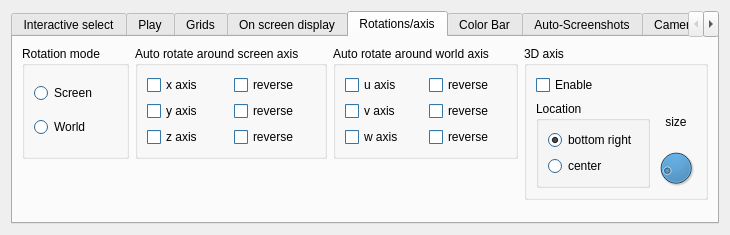
The window that src/formoptions.ui (jcldc/glnemo2) describes before a commit, drawn with Qt 5.
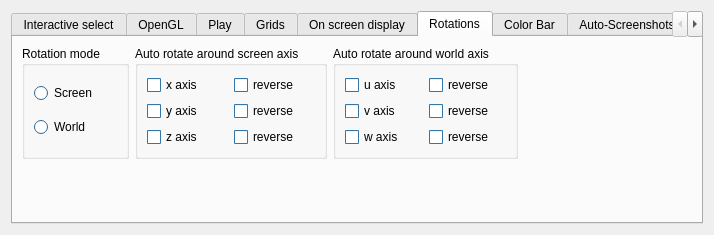
The same window after the commit. The open tabs and pages were chosen to show the change. Icons and pictures are not drawn.

```diff
--- a/src/formoptions.ui
+++ b/src/formoptions.ui
@@ -22,7 +22,7 @@
    </iconset>
   </property>
   <layout class="QGridLayout" name="gridLayout_33">
-   <item row="0" column="0">
+   <item row="1" column="0">
     <widget class="QTabWidget" name="options_dialog">
      <property name="currentIndex">
       <number>4</number>
@@ -1450,6 +1450,139 @@
        </item>
       </layout>
      </widget>
+     <widget class="QWidget" name="tab_5">
+      <attribute name="title">
+       <string>OpenGL</string>
+      </attribute>
+      <layout class="QGridLayout" name="gridLayout_36">
+       <item row="0" column="0">
+        <widget class="QGroupBox" name="groupBox_23">
+         <property name="title">
+          <string>Projection mode</string>
+         </property>
+         <layout class="QGridLayout" name="gridLayout_35">
+          <item row="0" column="0">
+           <widget class="QRadioButton" name="radio_persp">
+            <property name="text">
+             <string>Perspective</string>
+            </property>
+           </widget>
+          </item>
+          <item row="1" column="0">
+           <widget class="QRadioButton" name="radio_ortho">
+            <property name="text">
+             <string>Orthographic</string>
+            </property>
+           </widget>
+          </item>
+         </layout>
+        </widget>
+       </item>
+       <item row="0" column="1" rowspan="2">
+        <widget class="QGroupBox" name="groupBox_15">
+         <property name="title">
+          <string>3D axis</string>
+         </property>
+         <layout class="QGridLayout" name="gridLayout_27">
+          <item row="0" column="0">
+           <widget class="QCheckBox" name="show_3daxis">
+            <property name="toolTip">
+             <string>enable 3D axis display</string>
+            </property>
+            <property name="text">
+             <string>Enable</string>
+            </property>
+           </widget>
+          </item>
+          <item row="1" column="0" rowspan="2">
+           <widget class="QGroupBox" name="groupBox_18">
+            <property name="title">
+             <string>Location</string>
+            </property>
+            <layout class="QGridLayout" name="gridLayout_23">
+             <item row="0" column="0">
+              <widget class="QRadioButton" name="axis_bottom">
+               <property name="toolTip">
+                <string>display 3d axis at the bottom right of the 3d view</string>
+               </property>
+               <property name="text">
+                <string>bottom right</string>
+               </property>
+               <property name="checked">
+                <bool>true</bool>
+               </property>
+              </widget>
+             </item>
+             <item row="1" column="0">
+              <widget class="QRadioButton" name="axis_center">
+               <property name="toolTip">
+                <string>display 3d axis at the center of the 3d view</string>
+               </property>
+               <property name="text">
+                <string>center</string>
+               </property>
+              </widget>
+             </item>
+            </layout>
+           </widget>
+          </item>
+          <item row="1" column="1">
+           <widget class="QLabel" name="label_25">
+            <property name="text">
+             <string>size</string>
+            </property>
+            <property name="alignment">
+             <set>Qt::AlignCenter</set>
+            </property>
+           </widget>
+          </item>
+          <item row="2" column="1">
+           <widget class="QDial" name="axis_dial"/>
+          </item>
+         </layout>
+        </widget>
+       </item>
+       <item row="0" column="2">
+        <spacer name="horizontalSpacer_16">
+         <property name="orientation">
+          <enum>Qt::Horizontal</enum>
+         </property>
+         <property name="sizeHint" stdset="0">
+          <size>
+           <width>374</width>
+           <height>78</height>
+          </size>
+         </property>
+        </spacer>
+       </item>
+       <item row="1" column="0" rowspan="2">
+        <spacer name="verticalSpacer_25">
+         <property name="orientation">
+          <enum>Qt::Vertical</enum>
+         </property>
+         <property name="sizeHint" stdset="0">
+          <size>
+           <width>108</width>
+           <height>81</height>
+          </size>
+         </property>
+        </spacer>
+       </item>
+       <item row="2" column="1">
+        <spacer name="verticalSpacer_24">
+         <property name="orientation">
+          <enum>Qt::Vertical</enum>
+         </property>
+         <property name="sizeHint" stdset="0">
+          <size>
+           <width>161</width>
+           <height>6</height>
+          </size>
+         </property>
+        </spacer>
+       </item>
+      </layout>
+     </widget>
      <widget class="QWidget" name="tab_play">
       <attribute name="title">
        <string>Play</string>
@@ -3331,7 +3464,7 @@
      </widget>
      <widget class="QWidget" name="tab_4">
       <attribute name="title">
-       <string>Rotations/axis</string>
+       <string>Rotations</string>
       </attribute>
       <layout class="QGridLayout" name="gridLayout_29">
        <item row="0" column="0">
@@ -4746,517 +4879,7 @@
          </layout>
         </widget>
        </item>
-       <item row="0" column="3" rowspan="2">
-        <widget class="QGroupBox" name="groupBox_15">
-         <property name="palette">
-          <palette>
-           <active>
-            <colorrole role="WindowText">
-             <brush brushstyle="SolidPattern">
-              <color alpha="255">
-               <red>0</red>
-               <green>0</green>
-               <blue>0</blue>
-              </color>
-             </brush>
-            </colorrole>
-            <colorrole role="Button">
-             <brush brushstyle="SolidPattern">
-              <color alpha="255">
-               <red>69</red>
-               <green>150</green>
-               <blue>211</blue>
-              </color>
-             </brush>
-            </colorrole>
-            <colorrole role="Light">
-             <brush brushstyle="SolidPattern">
-              <color alpha="255">
-               <red>145</red>
-               <green>208</green>
-               <blue>255</blue>
-              </color>
-             </brush>
-            </colorrole>
-            <colorrole role="Midlight">
-             <brush brushstyle="SolidPattern">
-              <color alpha="255">
-               <red>107</red>
-               <green>179</green>
-               <blue>233</blue>
-              </color>
-             </brush>
-            </colorrole>
-            <colorrole role="Dark">
-             <brush brushstyle="SolidPattern">
-              <color alpha="255">
-               <red>34</red>
-               <green>75</green>
-               <blue>105</blue>
-              </color>
-             </brush>
-            </colorrole>
-            <colorrole role="Mid">
-             <brush brushstyle="SolidPattern">
-              <color alpha="255">
-               <red>46</red>
-               <green>100</green>
-               <blue>141</blue>
-              </color>
-             </brush>
-            </colorrole>
-            <colorrole role="Text">
-             <brush brushstyle="SolidPattern">
-              <color alpha="255">
-               <red>0</red>
-               <green>0</green>
-               <blue>0</blue>
-              </color>
-             </brush>
-            </colorrole>
-            <colorrole role="BrightText">
-             <brush brushstyle="SolidPattern">
-              <color alpha="255">
-               <red>255</red>
-               <green>255</green>
-               <blue>255</blue>
-              </color>
-             </brush>
-            </colorrole>
-            <colorrole role="ButtonText">
-             <brush brushstyle="SolidPattern">
-              <color alpha="255">
-               <red>0</red>
-               <green>0</green>
-               <blue>0</blue>
-              </color>
-             </brush>
-            </colorrole>
-            <colorrole role="Base">
-             <brush brushstyle="SolidPattern">
-              <color alpha="255">
-               <red>255</red>
-               <green>255</green>
-               <blue>255</blue>
-              </color>
-             </brush>
-            </colorrole>
-            <colorrole role="Window">
-             <brush brushstyle="SolidPattern">
-              <color alpha="255">
-               <red>69</red>
-               <green>150</green>
-               <blue>211</blue>
-              </color>
-             </brush>
-            </colorrole>
-            <colorrole role="Shadow">
-             <brush brushstyle="SolidPattern">
-              <color alpha="255">
-               <red>0</red>
-               <green>0</green>
-               <blue>0</blue>
-              </color>
-             </brush>
-            </colorrole>
-            <colorrole role="AlternateBase">
-             <brush brushstyle="SolidPattern">
-              <color alpha="255">
-               <red>162</red>
-               <green>202</green>
-               <blue>233</blue>
-              </color>
-             </brush>
-            </colorrole>
-            <colorrole role="ToolTipBase">
-             <brush brushstyle="SolidPattern">
-              <color alpha="255">
-               <red>255</red>
-               <green>255</green>
-               <blue>220</blue>
-              </color>
-             </brush>
-            </colorrole>
-            <colorrole role="ToolTipText">
-             <brush brushstyle="SolidPattern">
-              <color alpha="255">
-               <red>0</red>
-               <green>0</green>
-               <blue>0</blue>
-              </color>
-             </brush>
-            </colorrole>
-           </active>
-           <inactive>
-            <colorrole role="WindowText">
-             <brush brushstyle="SolidPattern">
-              <color alpha="255">
-               <red>0</red>
-               <green>0</green>
-               <blue>0</blue>
-              </color>
-             </brush>
-            </colorrole>
-            <colorrole role="Button">
-             <brush brushstyle="SolidPattern">
-              <color alpha="255">
-               <red>69</red>
-               <green>150</green>
-               <blue>211</blue>
-              </color>
-             </brush>
-            </colorrole>
-            <colorrole role="Light">
-             <brush brushstyle="SolidPattern">
-              <color alpha="255">
-               <red>145</red>
-               <green>208</green>
-               <blue>255</blue>
-              </color>
-             </brush>
-            </colorrole>
-            <colorrole role="Midlight">
-             <brush brushstyle="SolidPattern">
-              <color alpha="255">
-               <red>107</red>
-               <green>179</green>
-               <blue>233</blue>
-              </color>
-             </brush>
-            </colorrole>
-            <colorrole role="Dark">
-             <brush brushstyle="SolidPattern">
-              <color alpha="255">
-               <red>34</red>
-               <green>75</green>
-               <blue>105</blue>
-              </color>
-             </brush>
-            </colorrole>
-            <colorrole role="Mid">
-             <brush brushstyle="SolidPattern">
-              <color alpha="255">
-               <red>46</red>
-               <green>100</green>
-               <blue>141</blue>
-              </color>
-             </brush>
-            </colorrole>
-            <colorrole role="Text">
-             <brush brushstyle="SolidPattern">
-              <color alpha="255">
-               <red>0</red>
-               <green>0</green>
-               <blue>0</blue>
-              </color>
-             </brush>
-            </colorrole>
-            <colorrole role="BrightText">
-             <brush brushstyle="SolidPattern">
-              <color alpha="255">
-               <red>255</red>
-               <green>255</green>
-               <blue>255</blue>
-              </color>
-             </brush>
-            </colorrole>
-            <colorrole role="ButtonText">
-             <brush brushstyle="SolidPattern">
-              <color alpha="255">
-               <red>0</red>
-               <green>0</green>
-               <blue>0</blue>
-              </color>
-             </brush>
-            </colorrole>
-            <colorrole role="Base">
-             <brush brushstyle="SolidPattern">
-              <color alpha="255">
-               <red>255</red>
-               <green>255</green>
-               <blue>255</blue>
-              </color>
-             </brush>
-            </colorrole>
-            <colorrole role="Window">
-             <brush brushstyle="SolidPattern">
-              <color alpha="255">
-               <red>69</red>
-               <green>150</green>
-               <blue>211</blue>
-              </color>
-             </brush>
-            </colorrole>
-            <colorrole role="Shadow">
-             <brush brushstyle="SolidPattern">
-              <color alpha="255">
-               <red>0</red>
-               <green>0</green>
-               <blue>0</blue>
-              </color>
-             </brush>
-            </colorrole>
-            <colorrole role="AlternateBase">
-             <brush brushstyle="SolidPattern">
-              <color alpha="255">
-               <red>162</red>
-               <green>202</green>
-               <blue>233</blue>
-              </color>
-             </brush>
-            </colorrole>
-            <colorrole role="ToolTipBase">
-             <brush brushstyle="SolidPattern">
-              <color alpha="255">
-               <red>255</red>
-               <green>255</green>
-               <blue>220</blue>
-              </color>
-             </brush>
-            </colorrole>
-            <colorrole role="ToolTipText">
-             <brush brushstyle="SolidPattern">
-              <color alpha="255">
-               <red>0</red>
-               <green>0</green>
-               <blue>0</blue>
-              </color>
-             </brush>
-            </colorrole>
-           </inactive>
-           <disabled>
-            <colorrole role="WindowText">
-             <brush brushstyle="SolidPattern">
-              <color alpha="255">
-               <red>34</red>
-               <green>75</green>
-               <blue>105</blue>
-              </color>
-             </brush>
-            </colorrole>
-            <colorrole role="Button">
-             <brush brushstyle="SolidPattern">
-              <color alpha="255">
-               <red>69</red>
-               <green>150</green>
-               <blue>211</blue>
-              </color>
-             </brush>
-            </colorrole>
-            <colorrole role="Light">
-             <brush brushstyle="SolidPattern">
-              <color alpha="255">
-               <red>145</red>
-               <green>208</green>
-               <blue>255</blue>
-              </color>
-             </brush>
-            </colorrole>
-            <colorrole role="Midlight">
-             <brush brushstyle="SolidPattern">
-              <color alpha="255">
-               <red>107</red>
-               <green>179</green>
-               <blue>233</blue>
-              </color>
-             </brush>
-            </colorrole>
-            <colorrole role="Dark">
-             <brush brushstyle="SolidPattern">
-              <color alpha="255">
-               <red>34</red>
-               <green>75</green>
-               <blue>105</blue>
-              </color>
-             </brush>
-            </colorrole>
-            <colorrole role="Mid">
-             <brush brushstyle="SolidPattern">
-              <color alpha="255">
-               <red>46</red>
-               <green>100</green>
-               <blue>141</blue>
-              </color>
-             </brush>
-            </colorrole>
-            <colorrole role="Text">
-             <brush brushstyle="SolidPattern">
-              <color alpha="255">
-               <red>34</red>
-               <green>75</green>
-               <blue>105</blue>
-              </color>
-             </brush>
-            </colorrole>
-            <colorrole role="BrightText">
-             <brush brushstyle="SolidPattern">
-              <color alpha="255">
-               <red>255</red>
-               <green>255</green>
-               <blue>255</blue>
-              </color>
-             </brush>
-            </colorrole>
-            <colorrole role="ButtonText">
-             <brush brushstyle="SolidPattern">
-              <color alpha="255">
-               <red>34</red>
-               <green>75</green>
-               <blue>105</blue>
-              </color>
-             </brush>
-            </colorrole>
-            <colorrole role="Base">
-             <brush brushstyle="SolidPattern">
-              <color alpha="255">
-               <red>69</red>
-               <green>150</green>
-               <blue>211</blue>
-              </color>
-             </brush>
-            </colorrole>
-            <colorrole role="Window">
-             <brush brushstyle="SolidPattern">
-              <color alpha="255">
-               <red>69</red>
-               <green>150</green>
-               <blue>211</blue>
-              </color>
-             </brush>
-            </colorrole>
-            <colorrole role="Shadow">
-             <brush brushstyle="SolidPattern">
-              <color alpha="255">
-               <red>0</red>
-               <green>0</green>
-               <blue>0</blue>
-              </color>
-             </brush>
-            </colorrole>
-            <colorrole role="AlternateBase">
-             <brush brushstyle="SolidPattern">
-              <color alpha="255">
-               <red>69</red>
-               <green>150</green>
-               <blue>211</blue>
-              </color>
-             </brush>
-            </colorrole>
-            <colorrole role="ToolTipBase">
-             <brush brushstyle="SolidPattern">
-              <color alpha="255">
-               <red>255</red>
-               <green>255</green>
-               <blue>220</blue>
-              </color>
-             </brush>
-            </colorrole>
-            <colorrole role="ToolTipText">
-             <brush brushstyle="SolidPattern">
-              <color alpha="255">
-               <red>0</red>
-               <green>0</green>
-               <blue>0</blue>
-              </color>
-             </brush>
-            </colorrole>
-           </disabled>
-          </palette>
-         </property>
-         <property name="title">
-          <string>3D axis</string>
-         </property>
-         <layout class="QGridLayout" name="gridLayout_27">
-          <item row="0" column="0">
-           <widget class="QCheckBox" name="show_3daxis">
-            <property name="toolTip">
-             <string>enable 3D axis display</string>
-            </property>
-            <property name="text">
-             <string>Enable</string>
-            </property>
-           </widget>
-          </item>
-          <item row="1" column="0" rowspan="2">
-           <widget class="QGroupBox" name="groupBox_18">
-            <property name="title">
-             <string>Location</string>
-            </property>
-            <layout class="QGridLayout" name="gridLayout_23">
-             <item row="0" column="0">
-              <widget class="QRadioButton" name="axis_bottom">
-               <property name="toolTip">
-                <string>display 3d axis at the bottom right of the 3d view</string>
-               </property>
-               <property name="text">
-                <string>bottom right</string>
-               </property>
-               <property name="checked">
-                <bool>true</bool>
-               </property>
-              </widget>
-             </item>
-             <item row="1" column="0">
-              <widget class="QRadioButton" name="axis_center">
-               <property name="toolTip">
-                <string>display 3d axis at the center of the 3d view</string>
-               </property>
-               <property name="text">
-                <string>center</string>
-               </property>
-              </widget>
-             </item>
-            </layout>
-           </widget>
-          </item>
-          <item row="1" column="1">
-           <widget class="QLabel" name="label_25">
-            <property name="text">
-             <string>size</string>
-            </property>
-            <property name="alignment">
-             <set>Qt::AlignCenter</set>
-            </property>
-           </widget>
-          </item>
-          <item row="2" column="1">
-           <widget class="QDial" name="axis_dial">
-            <property name="sizePolicy">
-             <sizepolicy hsizetype="Fixed" vsizetype="Fixed">
-              <horstretch>0</horstretch>
-              <verstretch>0</verstretch>
-             </sizepolicy>
-            </property>
-            <property name="minimumSize">
-             <size>
-              <width>40</width>
-              <height>40</height>
-             </size>
-            </property>
-            <property name="maximumSize">
-             <size>
-              <width>40</width>
-              <height>40</height>
-             </size>
-            </property>
-            <property name="toolTip">
-             <string>size of 3D axis in percentage of windows's size</string>
-            </property>
-            <property name="minimum">
-             <number>1</number>
-            </property>
-            <property name="maximum">
-             <number>100</number>
-            </property>
-            <property name="value">
-             <number>15</number>
-            </property>
-           </widget>
-          </item>
-         </layout>
-        </widget>
-       </item>
-       <item row="0" column="4">
+       <item row="0" column="3">
         <spacer name="horizontalSpacer_15">
          <property name="orientation">
           <enum>Qt::Horizontal</enum>
@@ -5308,19 +4931,6 @@
          </property>
         </spacer>
        </item>
-       <item row="2" column="3">
-        <spacer name="verticalSpacer_24">
-         <property name="orientation">
-          <enum>Qt::Vertical</enum>
-         </property>
-         <property name="sizeHint" stdset="0">
-          <size>
-           <width>161</width>
-           <height>21</height>
-          </size>
-         </property>
-        </spacer>
-       </item>
       </layout>
      </widget>
      <widget class="QWidget" name="tab_3">
```
Left out of the diff: 7 changed lines with no effect on the pictures.
